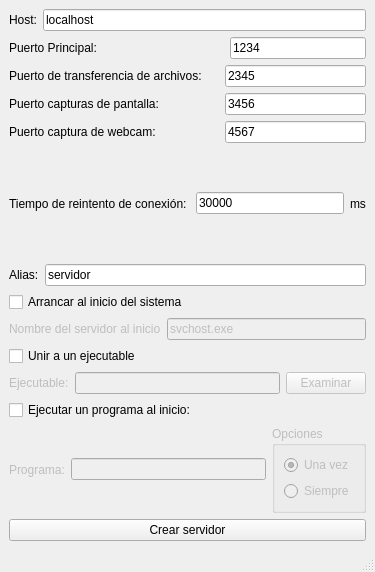
Old version of the form src/cliente/Forms/ventanaopciones.ui in the repository svn2github/demonio.
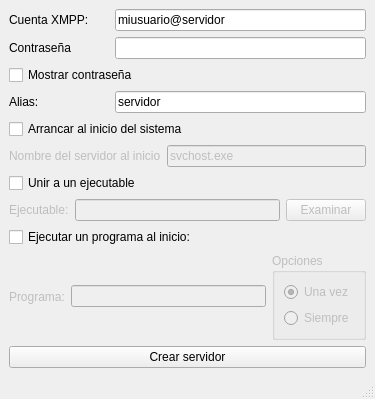
New version of the form.

Commit message: Implementacion conexion XMPP

```diff
--- a/src/cliente/Forms/ventanaopciones.ui
+++ b/src/cliente/Forms/ventanaopciones.ui
@@ -7,7 +7,7 @@
     <x>0</x>
     <y>0</y>
     <width>375</width>
-    <height>572</height>
+    <height>387</height>
    </rect>
   </property>
   <property name="windowTitle">
@@ -19,15 +19,21 @@
      <layout class="QHBoxLayout" name="horizontalLayout">
       <item>
        <widget class="QLabel" name="label">
+        <property name="minimumSize">
+         <size>
+          <width>100</width>
+          <height>0</height>
+         </size>
+        </property>
         <property name="text">
-         <string>Host:</string>
+         <string>Cuenta XMPP:</string>
         </property>
        </widget>
       </item>
       <item>
        <widget class="QLineEdit" name="textoHost">
         <property name="text">
-         <string notr="true">localhost</string>
+         <string notr="true">miusuario@servidor</string>
         </property>
        </widget>
       </item>
@@ -38,13 +44,19 @@
       <item>
        <widget class="QLabel" name="label_2">
         <property name="sizePolicy">
-         <sizepolicy hsizetype="Expanding" vsizetype="Preferred">
+         <sizepolicy hsizetype="Preferred" vsizetype="Preferred">
           <horstretch>0</horstretch>
           <verstretch>0</verstretch>
          </sizepolicy>
         </property>
+        <property name="minimumSize">
+         <size>
+          <width>100</width>
+          <height>0</height>
+         </size>
+        </property>
         <property name="text">
-         <string>Puerto Principal:                                      </string>
+         <string>Contraseña</string>
         </property>
        </widget>
       </item>
@@ -60,95 +72,29 @@
          </sizepolicy>
         </property>
         <property name="text">
-         <string notr="true">1234</string>
+         <string notr="true"/>
         </property>
        </widget>
       </item>
      </layout>
     </item>
     <item>
-     <layout class="QHBoxLayout" name="horizontalLayout_3">
-      <item>
-       <widget class="QLabel" name="label_3">
-        <property name="text">
-         <string>Puerto de transferencia de archivos:     </string>
-        </property>
-       </widget>
-      </item>
-      <item>
-       <widget class="QLineEdit" name="textoPuertoArchivos">
-        <property name="text">
-         <string notr="true">2345</string>
-        </property>
-       </widget>
-      </item>
-     </layout>
-    </item>
-    <item>
-     <layout class="QHBoxLayout" name="horizontalLayout_4">
-      <item>
-       <widget class="QLabel" name="label_4">
-        <property name="text">
-         <string>Puerto capturas de pantalla:                  </string>
-        </property>
-       </widget>
-      </item>
-      <item>
-       <widget class="QLineEdit" name="textoPuertoEscritorio">
-        <property name="text">
-         <string notr="true">3456</string>
-        </property>
-       </widget>
-      </item>
-     </layout>
-    </item>
-    <item>
-     <layout class="QHBoxLayout" name="horizontalLayout_5">
-      <item>
-       <widget class="QLabel" name="label_5">
-        <property name="text">
-         <string>Puerto captura de webcam:                   </string>
-        </property>
-       </widget>
-      </item>
-      <item>
-       <widget class="QLineEdit" name="textoPuertoWebcam">
-        <property name="text">
-         <string notr="true">4567</string>
-        </property>
-       </widget>
-      </item>
-     </layout>
-    </item>
-    <item>
-     <layout class="QHBoxLayout" name="horizontalLayout_6">
-      <item>
-       <widget class="QLabel" name="label_6">
-        <property name="text">
-         <string>Tiempo de reintento de conexión: </string>
-        </property>
-       </widget>
-      </item>
-      <item>
-       <widget class="QLineEdit" name="textoTiempo">
-        <property name="text">
-         <string notr="true">30000</string>
-        </property>
-       </widget>
-      </item>
-      <item>
-       <widget class="QLabel" name="label_7">
-        <property name="text">
-         <string>ms</string>
-        </property>
-       </widget>
-      </item>
-     </layout>
+     <widget class="QCheckBox" name="checkContrasena">
+      <property name="text">
+       <string>Mostrar contraseña</string>
+      </property>
+     </widget>
     </item>
     <item>
      <layout class="QHBoxLayout" name="horizontalLayout_7">
       <item>
        <widget class="QLabel" name="label_8">
+        <property name="minimumSize">
+         <size>
+          <width>100</width>
+          <height>0</height>
+         </size>
+        </property>
         <property name="text">
          <string>Alias:</string>
         </property>
```
Left out of the diff: 4 changed lines with no effect on the pictures. The commit also changes 21 other files.
